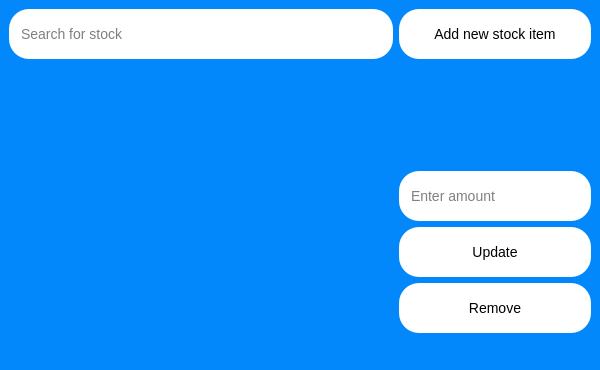
atlas-aerospace-yt/LabManagementSystem, file Client-Side/Ui/StockWindow.ui: the form before one commit.
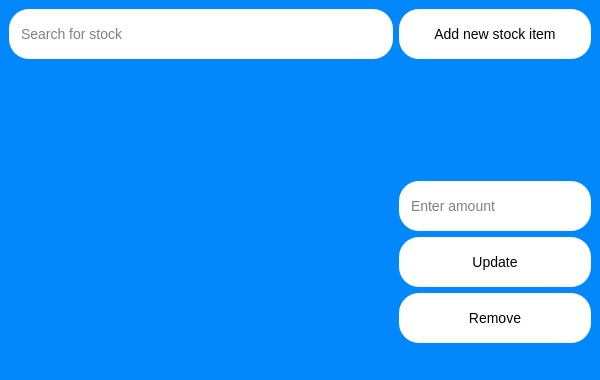
The form after the commit.

```diff
--- a/Client-Side/Ui/StockWindow.ui
+++ b/Client-Side/Ui/StockWindow.ui
@@ -7,7 +7,7 @@
     <x>0</x>
     <y>0</y>
     <width>600</width>
-    <height>370</height>
+    <height>380</height>
    </rect>
   </property>
   <property name="windowTitle">
@@ -162,7 +162,7 @@
            <x>0</x>
            <y>0</y>
            <width>383</width>
-           <height>272</height>
+           <height>282</height>
           </rect>
          </property>
         </widget>
```
Left out of the diff: 5 changed lines with no effect on the pictures.
